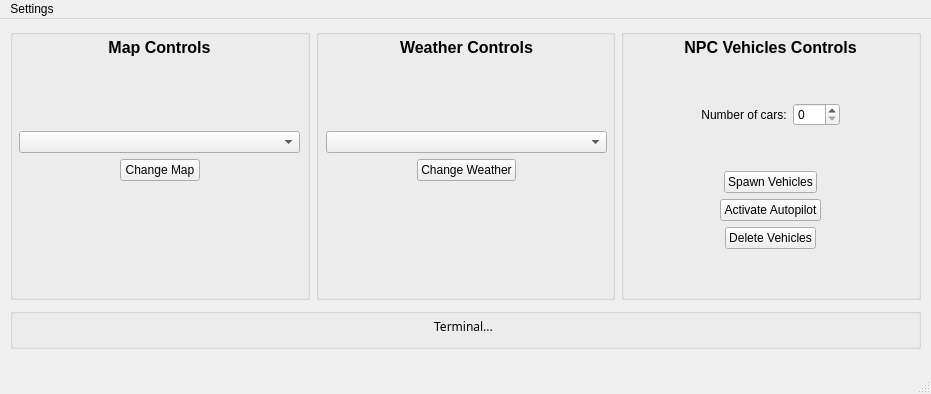
angelomorgado/CARLA-GUI-Manager, file manager.ui: the form before one commit.
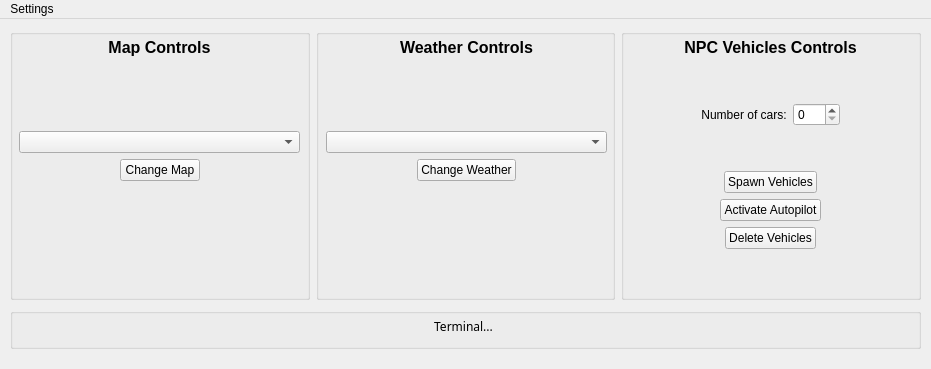
The form after the commit.

What changed in the file:
```diff
--- a/manager.ui
+++ b/manager.ui
@@ -7,7 +7,7 @@
     <x>0</x>
     <y>0</y>
     <width>931</width>
-    <height>394</height>
+    <height>369</height>
    </rect>
   </property>
   <property name="windowTitle">
@@ -520,7 +520,6 @@
     </layout>
    </widget>
   </widget>
-  <widget class="QStatusBar" name="statusbar"/>
   <widget class="QMenuBar" name="menubar">
    <property name="geometry">
     <rect>
```
Left out of the diff: 2 changed lines with no effect on the pictures.
